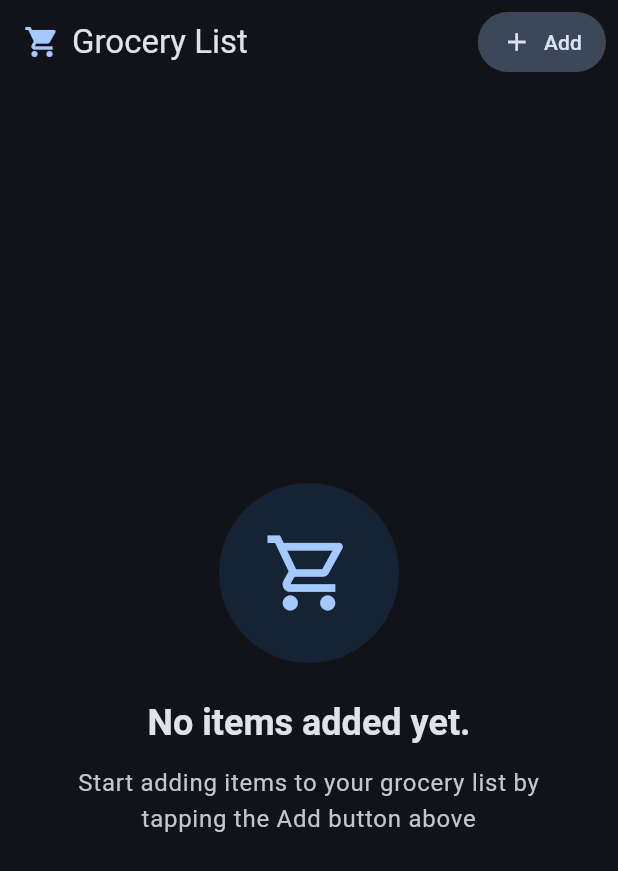
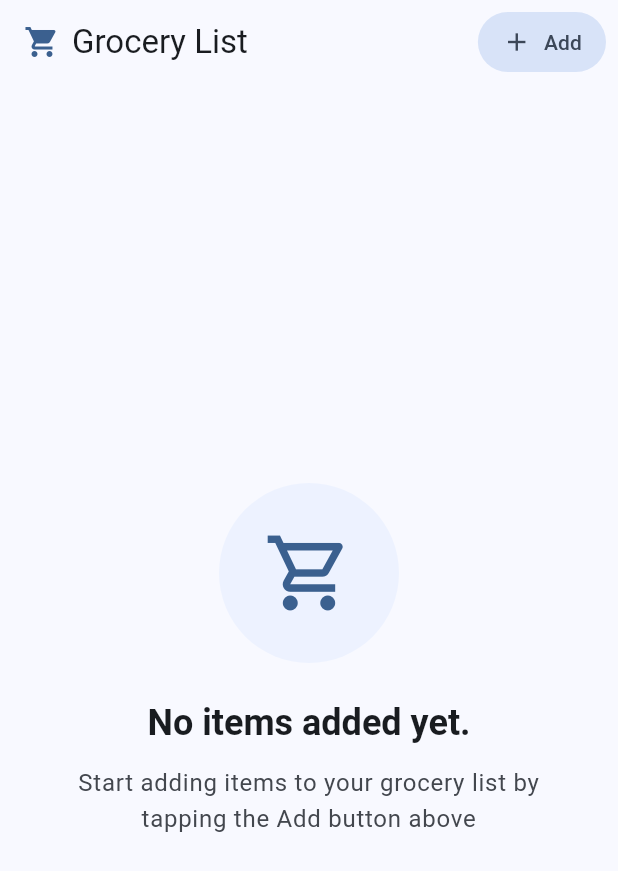
Before and after one commit to dmakarau/Grocerylist, a Flutter app: the screen it shows after launch, on a phone screen of 412 x 824 dp. Shown: the top 871 px of the screen. Run offline on Flutter 3.47's test engine with Material 3 defaults, Android fonts, the phone set to English and light mode, and no system bars.

Commit message:
Addressed code review comments

```diff
--- a/lib/main.dart
+++ b/lib/main.dart
@@ -17,7 +17,7 @@ class MyApp extends StatelessWidget {
         useMaterial3: true,
         colorScheme: ColorScheme.fromSeed(
           seedColor: const Color(0xFF4A90E2), // Beautiful blue
-          brightness: Brightness.dark,
+          brightness: Brightness.light,
         ),
         cardTheme: const CardThemeData(
           elevation: 2,
@@ -41,7 +41,7 @@ class MyApp extends StatelessWidget {
         ),
         appBarTheme: const AppBarTheme(centerTitle: true, elevation: 0),
       ),
-      themeMode: ThemeMode.dark, // Set to dark for tests
+      themeMode: ThemeMode.system, // Automatic light/dark theme based on system
       home: const GroceryList(),
     );
   }
--- a/lib/widgets/grocer_item_tile.dart
+++ b/lib/widgets/grocer_item_tile.dart
@@ -85,7 +85,7 @@ class GroceryItemTile extends StatelessWidget {
       case 'vegetables':
         return Icons.local_florist;
       case 'fruit':
-        return Icons.apple;
+        return Icons.eco; // More universally available than Icons.apple
       case 'meat':
         return Icons.set_meal;
       case 'dairy':
```
Also changed, not shown: lib/widgets/new_item.dart (+10 -2 lines), 4 other files.
